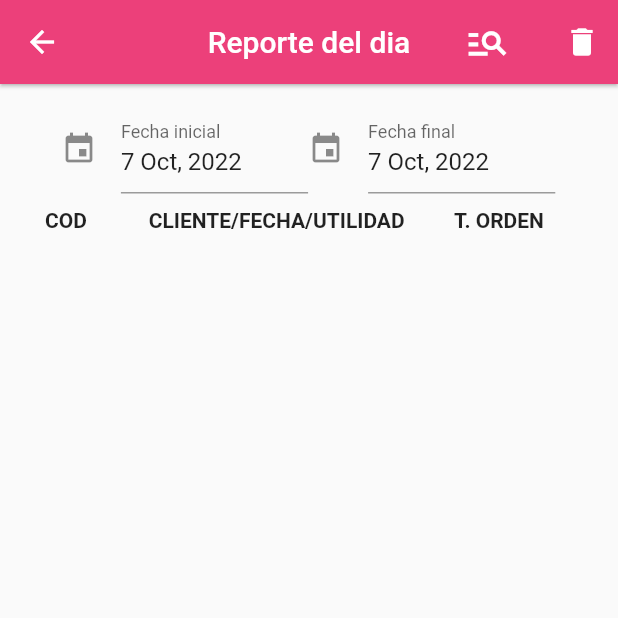
After one commit to Arian1234/flutter_pastelarte_print_local_remote_database, a Flutter app: the ventashoyPage screen opened by its route, on a phone screen of 412 x 824 dp, the top half of it. The commit adds this screen. Run offline on Flutter 3.47's test engine with Material 2 defaults, Android fonts, the phone set to English and light mode, and no system bars; drawn by our look-alikes of date_time_picker; our stand-ins replace decimal, flutter_blue, image_picker, screenshot, share_plus, sqflite and 1 more; missing offline and left inert: blue_thermal_printer, flutter_archive, flutter_email_sender; accounts and stored records are empty.

Commit message:
actualizacion 06-10-2022

```diff
--- a/lib/CRUD/crudOrden.dart
+++ b/lib/CRUD/crudOrden.dart
@@ -22,7 +22,7 @@ class DbCrudOrdenes {
         margenord=?,
         anotacord=? where idord=?
          ''', [
-      orden.nombclie,
+      orden.idclie,
       orden.fechahoraord,
       orden.fechahoradesp,
       orden.deliveryord,
--- /dev/null
+++ b/lib/CRUD/crudReportes.dart
@@ -0,0 +1,17 @@
+import '../database/db_dbprovider.dart';
+
+class DbCrudReportes {
+  static final DbCrudReportes dbp = DbCrudReportes._();
+  DbCrudReportes._();
+
+  Future<int> ObtenerVentasHoy() async {
+    final db = await DBProvider.db.getdatabase();
+    // final res = await db.rawUpdate(
+    //     '''SELECT SUM(totalord) FROM ORDEN WHERE fechahoraord=? ''',
+    //     [nombre]);
+    String fecha = '03-10-2022';
+    var records = await db.rawQuery('''SELECT sum(totalord) FROM ORDEN;''');
+    int value = records[0]["sum(totalord)"] as int;
+    return value;
+  }
+}
--- /dev/null
+++ b/lib/CRUD/crudReporteventas.dart
@@ -0,0 +1,23 @@
+import 'dart:developer';
+
+import 'package:firebase_orders_flutter/models/modelReporteVenta.dart';
+
+import '../database/db_dbprovider.dart';
+
+class DbCrudReporteVentas {
+  static final DbCrudReporteVentas dbp = DbCrudReporteVentas._();
+  DbCrudReporteVentas._();
+
+  Future<List<Reporteventa>> GetReporteVenta(
+      String fechai, String fechaf) async {
+    log("reporte");
+    final db = await DBProvider.db.getdatabase();
+    // final res = await db.query('CLIENTES',
+    //     where: 'nombclie like ?', whereArgs: [busqueda.toString()]);
+    final res = await db.rawQuery(
+        'SELECT O.fechahoraord AS "FECHA",O.idord AS "COD" ,O.unix AS "ORDEN",C.nombclie AS "CLIENTE",O.totalord AS "TOTAL",O.margenord AS "GANANCIA" FROM ORDEN O INNER JOIN CLIENTES C on O.idclie=C.idclie WHERE O.fechahoraord BETWEEN "$fechai" AND "$fechaf";');
+    return res.isNotEmpty
+        ? res.map((e) => Reporteventa.fromJson(e)).toList()
+        : [];
+  }
+}
--- a/lib/controllers/controllerDetaorden.dart
+++ b/lib/controllers/controllerDetaorden.dart
@@ -6,11 +6,11 @@ import '../models/modelDetaOrden.dart';
 class ProviderDetaorden extends ChangeNotifier {
   List<Detaorden> prod = [];
 
-  AgregarDetaorden(int idor, String produ, double precio, double preciov,
-      double cant) async {
+  AgregarDetaorden(
+      int idor, int idpro, double precio, double preciov, double cant) async {
     final model = Detaorden(
         idord: idor,
-        nombprod: produ,
+        idprod: idpro,
         preciocprod: precio,
         preciovprod: preciov,
         cantprod: cant);
--- a/lib/controllers/controllerOrdenes.dart
+++ b/lib/controllers/controllerOrdenes.dart
@@ -10,7 +10,7 @@ class ProviderOrdenes extends ChangeNotifier {
 
   Future<int> AgregarOrden(
       String uni,
-      String nombcli,
+      int idcli,
       String fechaord,
       String fechadesp,
       String delivery,
@@ -21,7 +21,7 @@ class ProviderOrdenes extends ChangeNotifier {
       int esta) async {
     final model = Orden(
         unix: uni,
-        nombclie: nombcli,
+        idclie: idcli,
         fechahoraord: fechaord,
         fechahoradesp: fechadesp,
         deliveryord: delivery,
@@ -50,7 +50,7 @@ class ProviderOrdenes extends ChangeNotifier {
     final model = await DbCrudOrdenes.dbp.GetOrden(busqueda.toString());
     prod = [...model];
     for (var i = 0; i < prod.length; i++) {
-      log("${prod[i].nombclie} - ${prod[i].idord} - ${prod[i].unix}");
+      log("${prod[i].idclie} - ${prod[i].idord} - ${prod[i].unix}");
     }
     notifyListeners();
   }
--- /dev/null
+++ b/lib/controllers/controllerReporteVentas.dart
@@ -0,0 +1,21 @@
+import 'dart:developer';
+
+import 'package:firebase_orders_flutter/CRUD/crudReporteventas.dart';
+import 'package:firebase_orders_flutter/models/modelReporteVenta.dart';
+import 'package:flutter/material.dart';
+
+class ProviderReporteVenta extends ChangeNotifier {
+  List<Reporteventa> RV = [];
+
+  ObtenerReporteVenta(String fechai, String fechaf) async {
+    log('buscando');
+    final model = await DbCrudReporteVentas.dbp
+        .GetReporteVenta(fechai, fechaf);
+    RV = [...model];
+    for (var i = 0; i < RV.length; i++) {
+      log('${RV[i].fecha} - ${RV[i].cod}${RV[i].orden}${RV[i].cliente}${RV[i].total}${RV[i].ganancia}');
+      print('object');
+    }
+    notifyListeners();
+  }
+}
--- a/lib/database/db_dbprovider.dart
+++ b/lib/database/db_dbprovider.dart
@@ -1,8 +1,14 @@
+import 'dart:developer';
+import 'dart:io';
+
+import 'package:flutter_archive/flutter_archive.dart';
+import 'package:flutter_email_sender/flutter_email_sender.dart';
 import 'package:sqflite/sqflite.dart';
 import 'package:path/path.dart';
 // import 'package:path_provider/path_provider.dart';
 
 class DBProvider {
+  static String _parch = '';
   static Database? _database;
   static final DBProvider db = DBProvider._();
   DBProvider._();
@@ -10,13 +16,35 @@ class DBProvider {
     return _database ??= await initdatabase();
   }
 
+  String parche() {
+    return _parch;
+  }
+
+  _parche(String x) {
+    _parch = x;
+  }
+
   Future<Database> initdatabase() async {
     var dbpath = await getDatabasesPath();
-    String paths = join(dbpath, 'dbpastelsa.db');
+    log("ruta: " + dbpath);
+    _parch = join(dbpath, 'dbpastelsaqqqqqqqq.db');
+//
+    // final dataDir = Directory(dbpath);
+
+// final Email email = Email(
+//   body: 'Email body',
+//   subject: 'Email subject',
+//   recipients: ['amolina5678@hotmail.com'],
+//   cc: ['cc@examples.com'],
+//   bcc: ['bcc@examples.com'],
+//   attachmentPaths: ['/path/to/attachment.zip'],
+//   isHTML: false,
+// );
+    // await FlutterEmailSender.send(email);
 
     return await openDatabase(
-      paths,
-      version: 7,
+      _parch,
+      version: 13,
       onOpen: (db) {},
       onCreate: (db, version) async {
         await db.execute(categorias);
@@ -24,6 +52,7 @@ class DBProvider {
         await db.execute(productos);
         await db.execute(orden);
         await db.execute(detaorden);
+        await db.execute(inserts);
       },
     );
   }
@@ -62,9 +91,9 @@ CREATE TABLE PRODUCTOS(
 CREATE TABLE ORDEN(
   idord INTEGER PRIMARY KEY,
   unix TEXT,
-  nombclie TEXT,
-  fechahoraord TEXT,
-  fechahoradesp TEXT,
+  idclie INTEGER,
+  fechahoraord DATETIME,
+  fechahoradesp DATETIME,
   deliveryord TEXT,
   totalord DECIMAL(7,2),
   amortizoord DECIMAL(7,2),
@@ -77,11 +106,15 @@ CREATE TABLE ORDEN(
 CREATE TABLE DETAORDEN(
   iddetaord INTEGER PRIMARY KEY,
   idord INTEGER,
-  nombprod TEXT,
+  idprod INTEGER,
   preciocprod DECIMAL(7,2),
   preciovprod DECIMAL(7,2),
   cantprod DECIMAL(7,2)
 );
 
 ''';
+  String inserts = '''
+INSERT INTO CATEGORIAS(idcateg,nombcateg) VALUES(null,"VARIOS");
+INSERT INTO CLIENTES(idclie,nombclie,docclie,dirclie,celclie) VALUES(null,"VARIOS","0000","---","0000");
+''';
 }
--- a/lib/main.dart
+++ b/lib/main.dart
@@ -3,10 +3,12 @@ import 'package:firebase_orders_flutter/controllers/controllerClientes.dart';
 import 'package:firebase_orders_flutter/controllers/controllerDetaorden.dart';
 import 'package:firebase_orders_flutter/controllers/controllerOrdenes.dart';
 import 'package:firebase_orders_flutter/controllers/controllerProductos.dart';
+import 'package:firebase_orders_flutter/controllers/controllerReporteVentas.dart';
 import 'package:firebase_orders_flutter/pages/categoriasPage_insert.dart';
 import 'package:firebase_orders_flutter/pages/clientesPage_insert.dart';
 import 'package:firebase_orders_flutter/pages/homepage.dart';
 import 'package:firebase_orders_flutter/pages/productosPage_insert.dart';
+import 'package:firebase_orders_flutter/pages/reports/ventashoyPage.dart';
 import 'package:flutter/material.dart';
 import 'package:provider/provider.dart';
 
@@ -41,6 +43,7 @@ class _MyAppState extends State<MyApp> {
         ChangeNotifierProvider(create: (context) => ProviderCategorias()),
         ChangeNotifierProvider(create: (context) => ProviderDetaorden()),
         ChangeNotifierProvider(create: (context) => ProviderClientes()),
+        ChangeNotifierProvider(create: (context) => ProviderReporteVenta()),
       ],
       child: MaterialApp(
         debugShowCheckedModeBanner: false,
@@ -51,6 +54,8 @@ class _MyAppState extends State<MyApp> {
           'productos_insert': (context) => const productosPage_insert(),
           'categorias_insert': (context) => const categoriasPage_insert(),
           'clientes_insert': (context) => const clientesPage_insert(),
+          //Reportes
+          'rpt_ventashoy': (context) => const ventashoyPage(),
         },
         theme: ThemeData(
             colorScheme: ColorScheme.fromSwatch().copyWith(
--- a/lib/models/modelDetaOrden.dart
+++ b/lib/models/modelDetaOrden.dart
@@ -12,7 +12,7 @@ class Detaorden {
   Detaorden({
     this.iddetaord,
     this.idord,
-        this.nombprod,
+    this.idprod,
     this.preciocprod,
     this.preciovprod,
     this.cantprod,
@@ -20,7 +20,7 @@ class Detaorden {
 
   int? iddetaord;
   int? idord;
-    String? nombprod;
+  int? idprod;
   double? preciocprod;
   double? preciovprod;
   double? cantprod;
@@ -28,7 +28,7 @@ class Detaorden {
   factory Detaorden.fromJson(Map<String, dynamic> json) => Detaorden(
         iddetaord: json["iddetaord"],
         idord: json["idord"],
-        nombprod: json["nombprod"],
+        idprod: json["idprod"],
         preciocprod: json["preciocprod"].toDouble(),
         preciovprod: json["preciovprod"].toDouble(),
         cantprod: json["cantprod"].toDouble(),
@@ -37,7 +37,7 @@ class Detaorden {
   Map<String, dynamic> toJson() => {
         "iddetaord": iddetaord,
         "idord": idord,
-        "nombprod": nombprod,
+        "idprod": idprod,
         "preciocprod": preciocprod,
         "preciovprod": preciovprod,
         "cantprod": cantprod,
--- a/lib/models/modelOrdenes.dart
+++ b/lib/models/modelOrdenes.dart
@@ -12,7 +12,7 @@ class Orden {
   Orden({
     this.idord,
     this.unix,
-    this.nombclie,
+    this.idclie,
     this.fechahoraord,
     this.fechahoradesp,
     this.deliveryord,
@@ -25,7 +25,7 @@ class Orden {
 
   int? idord;
   String? unix;
-  String? nombclie;
+  int? idclie;
   String? fechahoraord;
   String? fechahoradesp;
   String? deliveryord;
@@ -38,7 +38,7 @@ class Orden {
   factory Orden.fromJson(Map<String, dynamic> json) => Orden(
         idord: json["idord"],
         unix: json["unix"],
-        nombclie: json["nombclie"],
+        idclie: json["idclie"],
         fechahoraord: json["fechahoraord"],
         fechahoradesp: json["fechahoradesp"],
         deliveryord: json["deliveryord"],
@@ -52,7 +52,7 @@ class Orden {
   Map<String, dynamic> toJson() => {
         "idord": idord,
         "unix": unix,
-        "nombclie": nombclie,
+        "idclie": idclie,
         "fechahoraord": fechahoraord,
         "fechahoradesp": fechahoradesp,
         "deliveryord": deliveryord,
--- /dev/null
+++ b/lib/models/modelReporteVenta.dart
@@ -0,0 +1,46 @@
+// To parse this JSON data, do
+//
+//     final reporteventa = reporteventaFromJson(jsonString);
+
+import 'dart:convert';
+
+Reporteventa reporteventaFromJson(String str) =>
+    Reporteventa.fromJson(json.decode(str));
+
+String reporteventaToJson(Reporteventa data) => json.encode(data.toJson());
+
+class Reporteventa {
+  Reporteventa({
+    this.fecha,
+    this.cod,
+    this.orden,
+    this.cliente,
+    this.total,
+    this.ganancia,
+  });
+
+  String? fecha;
+  int? cod;
+  String? orden;
+  String? cliente;
+  double? total;
+  double? ganancia;
+
+  factory Reporteventa.fromJson(Map<String, dynamic> json) => Reporteventa(
+        fecha: json["FECHA"],
+        cod: json["COD"],
+        orden: json["ORDEN"],
+        cliente: json["CLIENTE"],
+        total: json["TOTAL"].toDouble(),
+        ganancia: json["GANANCIA"].toDouble(),
+      );
+
+  Map<String, dynamic> toJson() => {
+        "FECHA": fecha,
+        "COD": cod,
+        "ORDEN": orden,
+        "CLIENTE": cliente,
+        "TOTAL": total,
+        "GANANCIA": ganancia,
+      };
+}
--- /dev/null
+++ b/lib/pages/reports/ventashoyPage.dart
@@ -0,0 +1,210 @@
+import 'dart:developer';
+
+import 'package:date_time_picker/date_time_picker.dart';
+import 'package:firebase_orders_flutter/CRUD/crudReportes.dart';
+import 'package:firebase_orders_flutter/controllers/controllerReporteVentas.dart';
+import 'package:flutter/material.dart';
+import 'package:intl/intl.dart';
+import 'package:provider/provider.dart';
+
+class ventashoyPage extends StatefulWidget {
+  const ventashoyPage({Key? key}) : super(key: key);
+
+  @override
+  State<ventashoyPage> createState() => _ventashoyPageState();
+}
+
+String day = "0" + DateTime.now().day.toString();
+String days = (day.substring(day.length - 2, day.length));
+
+class _ventashoyPageState extends State<ventashoyPage> {
+  String fechai = "${DateTime.now().year}-${DateTime.now().month}-${days}";
+  String fechaf = "${DateTime.now().year}-${DateTime.now().month}-${days}";
+  @override
+  initState() {
+    // TODO: implement initState
+    super.initState();
+  }
+
+  Future cargar() async {
+    final x = await DbCrudReportes.dbp.ObtenerVentasHoy();
+    log(x.toString());
+  }
+
+  @override
+  Widget build(BuildContext context) {
+    double _ancho = MediaQuery.of(context).size.width;
+    double _alto = MediaQuery.of(context).size.height;
+    final _controllerfechainicial = TextEditingController();
+    final prov = Provider.of<ProviderReporteVenta>(context, listen: true);
+
+    getFormatedDate(_date) {
+      var inputFormat = DateFormat('yyyy-MM-dd');
+      var inputDate = inputFormat.parse(_date);
+      var outputFormat = DateFormat('dd/MM/yyyy');
+      return outputFormat.format(inputDate);
+    }
+
+    return Scaffold(
+      appBar: AppBar(
+        title: const Text("Reporte del dia"),
+        centerTitle: true,
+        backgroundColor: Colors.pink[400],
+        elevation: 1,
+        actions: [
+          Padding(
+            padding: const EdgeInsets.only(right: 15),
+            child: IconButton(
+                onPressed: () async {
+                  log("fecha i:" + fechai + " fecha f:" + fechaf);
+                  await prov.ObtenerReporteVenta(fechai, fechaf);
+                },
+                icon: const Icon(
+                  Icons.manage_search_sharp,
+                  size: 30,
+                )),
+          ),
+          IconButton(
+              onPressed: () {
+                log("${DateTime.now().day}-${DateTime.now().month}-${DateTime.now().year}");
+              },
+              icon: Icon(Icons.delete))
+        ],
+      ),
+      body: SingleChildScrollView(
+        child: Padding(
+          padding: const EdgeInsets.only(top: 14, left: 20),
+          child: SizedBox(
+            width: _ancho * .90,
+            height: _alto * .9,
+            // color: Colors.teal,
+            child: Center(
+              child: Column(
+                children: [
+                  Container(
+                    child: Row(
+                      mainAxisAlignment: MainAxisAlignment.center,
+                      children: [
+                        Container(
+                            width: _ancho * .4,
+                            child: DateTimePicker(
+                              type: DateTimePickerType.date,
+                              // dateMask: 'd MMM, yyyy',
+                              dateMask: 'd MMM, yyyy',
+                              initialValue: DateTime.now().toString(),
+                              firstDate: DateTime(2000),
+                              lastDate: DateTime(2100),
+                              icon: const Icon(Icons.event),
+
+                              dateLabelText: 'Fecha inicial',
+
+                              selectableDayPredicate: (date) {
+                                // Disable weekend days to select from the calendar
+                                if (date.weekday == 6 || date.weekday == 7) {
+                                  return false;
+                                }
+
+                                return true;
+                              },
+                              onChanged: (val) {
+                                // log(getFormatedDate(val));
+                                // fechai = getFormatedDate(val);
+                                log(val);
+                                fechai = val;
+                              },
+                              validator: (val) {
+                                log("fecha validator :$val");
+                                return null;
+                              },
+                              onSaved: (val) => log(val.toString()),
+                            )),
+                        Container(
+                            width: _ancho * .4,
+                            child: DateTimePicker(
+                              type: DateTimePickerType.date,
+                              // dateMask: 'd MMM, yyyy',
+                              dateMask: 'd MMM, yyyy',
+                              initialValue: DateTime.now().toString(),
+                              firstDate: DateTime(2000),
+                              lastDate: DateTime(2100),
+                              icon: const Icon(Icons.event),
+
+                              dateLabelText: 'Fecha final',
+                              // timeLabelText: "Hour",
+                              selectableDayPredicate: (date) {
+                                // Disable weekend days to select from the calendar
+                                if (date.weekday == 6 || date.weekday == 7) {
+                                  return false;
+                                }
+
+                                return true;
+                              },
+                              onChanged: (val) {
+                                // log(getFormatedDate(val));
+                                // fechaf = getFormatedDate(val);
+                                log(val);
+                                fechaf = val;
+                              },
+                              validator: (val) {
+                                log("fecha validator :$val");
+                                return null;
+                              },
+                              onSaved: (val) => log(val.toString()),
+                            )),
+                      ],
+                    ),
+                  ),
+                  Padding(
+                    padding: const EdgeInsets.only(left: 10, top: 10),
+                    child: Container(
+                      child: Row(
+                        children: [
+                          const Text(
+                            "COD",
+                            style: TextStyle(fontWeight: FontWeight.bold),
+                          ),
+                          SizedBox(
+                            width: _ancho * .10,
+                          ),
+                          const Text(
+                            "CLIENTE/FECHA/UTILIDAD",
+                            style: TextStyle(fontWeight: FontWeight.bold),
+                          ),
+                          SizedBox(
+                            width: _ancho * .08,
+                          ),
+                          const Text(
+                            "T. ORDEN",
+                            style: TextStyle(fontWeight: FontWeight.bold),
+                          )
+                        ],
+                      ),
+                    ),
+                  ),
+                  Container(
+                    width: _ancho * .9,
+                    height: _alto * .75,
+                    child: ListView.builder(
+                      itemCount: prov.RV.length,
+                      itemBuilder: (BuildContext context, int index) {
+                        return Card(
+                          child: ListTile(
+                            leading: Text(prov.RV[index].cod.toString()),
+                            title: Text(
+                                "${prov.RV[index].cliente}| ${prov.RV[index].fecha}"),
+                            subtitle: Text(prov.RV[index].ganancia.toString()),
+                            trailing: Text(prov.RV[index].total.toString()),
+                          ),
+                        );
+                      },
+                    ),
+                  ),
+                ],
+              ),
+            ),
+          ),
+        ),
+      ),
+    );
+  }
+}
--- a/pubspec.yaml
+++ b/pubspec.yaml
@@ -45,6 +45,10 @@ dependencies:
   decimal: ^2.3.0
   screenshot: ^1.2.3
   share_plus: ^4.4.0
+  flutter_archive: ^5.0.0
+  flutter_email_sender: ^5.1.0
+  date_time_picker: ^2.1.0
+  intl: ^0.17.0
 
 dev_dependencies:
   flutter_test:
```
Also changed, not shown: lib/pages/homepage.dart (+29 -3 lines), lib/pages/ordenpage.dart (+23 -10 lines), lib/pages/productosPage_insert.dart (+1 -17 lines), pubspec.lock, 2 other files. Lines whose indentation alone changed are shown as unchanged.
